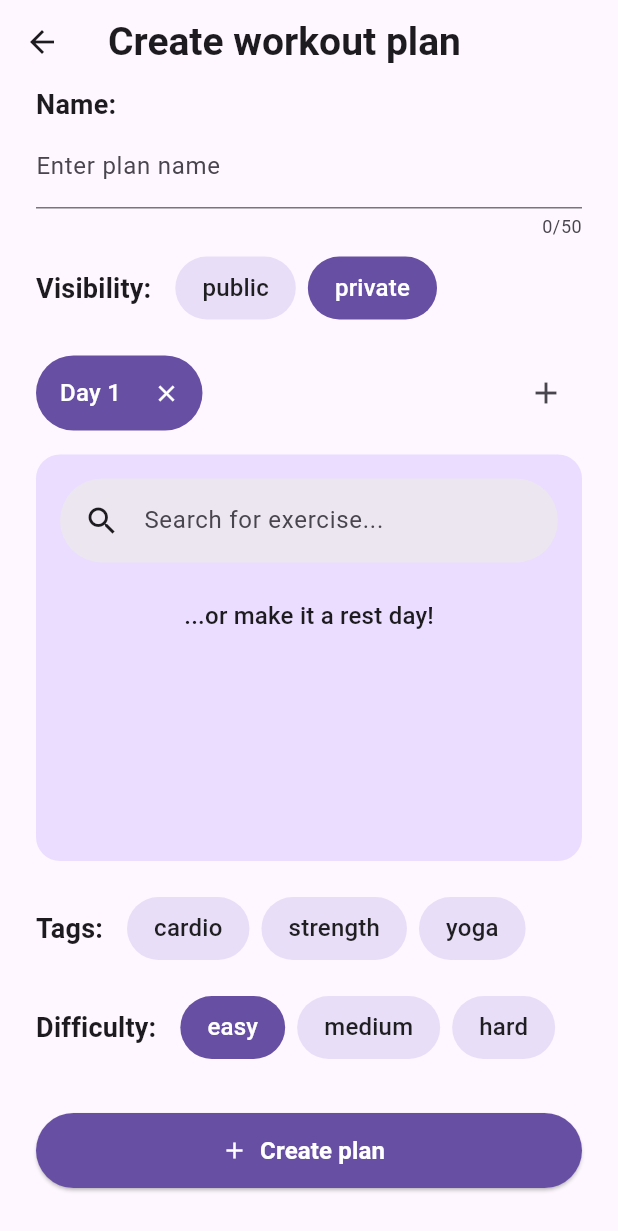
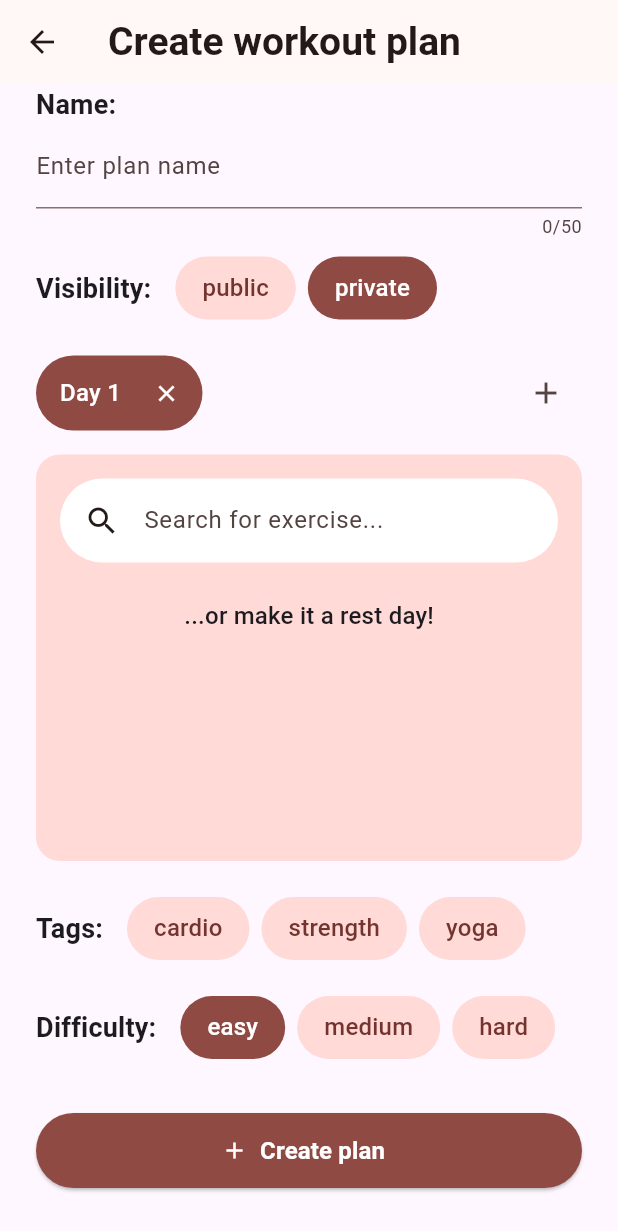
Before and after one commit to kmekarski/gym_partner, a Flutter app: the screen it shows once a user with an empty profile is signed in, after a tap on the "add" icon, on a phone screen of 412 x 824 dp. Shown: the top 1231 px of the screen. Run offline on Flutter 3.47's test engine with Material 3 defaults, Android fonts, the phone set to English and light mode, and no system bars; our stand-ins replace cloud_firestore, firebase_auth, firebase_core, flutter_riverpod; accounts and stored records are empty.

Commit message:
added simple app theme, added sorting plan by recent workout, deleted unnecessary imports

```diff
--- a/lib/main.dart
+++ b/lib/main.dart
@@ -19,7 +19,16 @@ class App extends StatelessWidget {
 
   @override
   Widget build(BuildContext context) {
+    final colorScheme =
+        ColorScheme.fromSeed(seedColor: Color.fromARGB(255, 113, 19, 19));
     return MaterialApp(
+      theme: ThemeData().copyWith(
+        colorScheme: colorScheme,
+        cardTheme: const CardTheme().copyWith(
+          elevation: 0,
+          color: colorScheme.primaryContainer.withOpacity(0.8),
+        ),
+      ),
       home: StreamBuilder(
         stream: FirebaseAuth.instance.authStateChanges(),
         builder: (context, snapshot) {
--- a/lib/models/user.dart
+++ b/lib/models/user.dart
@@ -1,5 +1,4 @@
 import 'package:cloud_firestore/cloud_firestore.dart';
-import 'package:gym_partner/models/plan_day.dart';
 import 'package:gym_partner/models/user_plan_data.dart';
 
 class AppUser {
@@ -17,7 +16,8 @@ class AppUser {
     List<UserPlanData> plansData = plansDataData.map((planData) {
       return UserPlanData(
           planId: planData['plan_id'],
-          currentDayIndex: planData['current_day_index']);
+          currentDayIndex: planData['current_day_index'],
+          isRecent: planData['is_recent']);
     }).toList();
     return AppUser(
       id: doc.id,
--- a/lib/screens/my_plans.dart
+++ b/lib/screens/my_plans.dart
@@ -2,6 +2,7 @@ import 'package:flutter/material.dart';
 import 'package:flutter_riverpod/flutter_riverpod.dart';
 import 'package:gym_partner/models/plan.dart';
 import 'package:gym_partner/providers/user_plans_provider.dart';
+import 'package:gym_partner/providers/user_provider.dart';
 import 'package:gym_partner/screens/new_plan.dart';
 import 'package:gym_partner/screens/plan_details.dart';
 import 'package:gym_partner/widgets/plans_list.dart';
@@ -25,14 +26,21 @@ class _MyPlansScreenState extends ConsumerState<MyPlansScreen> {
   @override
   Widget build(BuildContext context) {
     final plans = ref.watch(userPlansProvider);
+    final plansData = ref.watch(userProvider).plansData;
 
     Widget content() {
       if (plans.isEmpty) {
         return _centerMessage(
             context, 'You haven\'t created any workout plans yet.');
       } else {
+        final recentPlanId =
+            plansData.firstWhere((planData) => planData.isRecent).planId;
+        final recentPlan = plans.firstWhere((plan) => plan.id == recentPlanId);
+        final restOfPlans = plans.where((plan) => plan.id != recentPlanId);
+        final sortedPlans = [recentPlan, ...restOfPlans];
         return PlansList(
-            plans: plans, onSelectPlan: (plan) => _selectPlan(context, plan));
+            plans: sortedPlans,
+            onSelectPlan: (plan) => _selectPlan(context, plan));
       }
     }
 
--- a/lib/screens/new_plan.dart
+++ b/lib/screens/new_plan.dart
@@ -1,8 +1,4 @@
-import 'dart:convert';
-
-import 'package:flutter/cupertino.dart';
 import 'package:flutter/material.dart';
-import 'package:flutter/widgets.dart';
 import 'package:flutter_riverpod/flutter_riverpod.dart';
 import 'package:gym_partner/models/exercise.dart';
 import 'package:gym_partner/models/plan.dart';
@@ -38,11 +34,11 @@ class _NewPlanModalState extends ConsumerState<NewPlanScreen> {
 
   final _daysListScrollController = ScrollController();
 
-  double _daysListElementWidth = 111;
-  double _daysListGapWidth = 8;
-  double _plusDayButtonWidth = 50;
+  final double _daysListElementWidth = 111;
+  final double _daysListGapWidth = 8;
+  final double _plusDayButtonWidth = 50;
 
-  List<PlanTag> _selectedTags = [];
+  final List<PlanTag> _selectedTags = [];
   PlanDifficulty _selectedDifficulty = PlanDifficulty.easy;
   PlanVisibility _selectedVisibility = PlanVisibility.private;
 
@@ -89,13 +85,12 @@ class _NewPlanModalState extends ConsumerState<NewPlanScreen> {
         MediaQuery.of(context).size.width - _plusDayButtonWidth - 24;
     final elementWidth = _daysListElementWidth + _daysListGapWidth;
     final numOfelementsOnScreen = (listWidth / elementWidth).floor();
-    print(numOfelementsOnScreen);
     final needsToScroll = _days.length > numOfelementsOnScreen;
     _daysListScrollController.animateTo(
         needsToScroll
             ? (_days.length - numOfelementsOnScreen - 1) * elementWidth + 24
             : 0,
-        duration: Duration(milliseconds: 300),
+        duration: const Duration(milliseconds: 300),
         curve: Curves.fastOutSlowIn);
   }
 
@@ -172,8 +167,9 @@ class _NewPlanModalState extends ConsumerState<NewPlanScreen> {
     final tagSelectedBackgroundColor = Theme.of(context).colorScheme.primary;
     final tagUnselectedBackgroundColor =
         Theme.of(context).colorScheme.secondaryContainer;
-    final tagSelectedTextColor = Colors.white;
-    final tagUnselectedTextColor = Colors.black87;
+    final tagSelectedTextColor = Theme.of(context).colorScheme.onPrimary;
+    final tagUnselectedTextColor =
+        Theme.of(context).colorScheme.onPrimaryContainer;
     var daysPicker = SizedBox(
       height: 50,
       width: MediaQuery.of(context).size.width,
@@ -219,7 +215,7 @@ class _NewPlanModalState extends ConsumerState<NewPlanScreen> {
     );
     var exercisesPicker = Expanded(
       child: Container(
-        padding: EdgeInsets.all(16),
+        padding: const EdgeInsets.all(16),
         decoration: BoxDecoration(
           color: Theme.of(context).colorScheme.primaryContainer,
           borderRadius: BorderRadius.circular(16),
@@ -342,15 +338,16 @@ class _NewPlanModalState extends ConsumerState<NewPlanScreen> {
       child: ElevatedButton.icon(
         style: ElevatedButton.styleFrom(
             backgroundColor: Theme.of(context).colorScheme.primary,
-            foregroundColor: Colors.white),
+            foregroundColor: Theme.of(context).colorScheme.onPrimary),
         onPressed: _submitPlanData,
         icon: _isSending ? const Icon(null) : const Icon(Icons.add),
         label: _isSending
-            ? const SizedBox(
+            ? SizedBox(
                 height: 16,
                 width: 16,
                 child: CircularProgressIndicator(
-                  color: Colors.white,
+                  strokeWidth: 3,
+                  color: Theme.of(context).colorScheme.onPrimary,
                 ),
               )
             : const Text(
--- a/lib/services/plans_service.dart
+++ b/lib/services/plans_service.dart
@@ -1,10 +1,7 @@
 import 'package:cloud_firestore/cloud_firestore.dart';
 import 'package:firebase_auth/firebase_auth.dart';
 import 'package:gym_partner/models/plan.dart';
-import 'package:gym_partner/models/plan_day.dart';
 import 'package:gym_partner/models/user.dart';
-import 'package:gym_partner/models/user_plan_data.dart';
-import 'package:gym_partner/services/users_service.dart';
 
 class PlansService {
   DocumentReference<Map<String, dynamic>> userDocRef(String userId) {
--- a/lib/widgets/exercise_searchbar.dart
+++ b/lib/widgets/exercise_searchbar.dart
@@ -13,13 +13,13 @@ class ExerciseSearchbar extends StatefulWidget {
 }
 
 class _ExerciseSearchbarState extends State<ExerciseSearchbar> {
-  final _searchController = SearchController();
-
   @override
   Widget build(BuildContext context) {
     return SearchAnchor(
       builder: (context, controller) {
         return SearchBar(
+          backgroundColor: MaterialStateProperty.all(
+              Theme.of(context).colorScheme.onPrimary),
           elevation: MaterialStateProperty.all(0),
           controller: controller,
           leading: const Padding(
--- a/lib/widgets/form_clickable_badge.dart
+++ b/lib/widgets/form_clickable_badge.dart
@@ -80,7 +80,6 @@ class _FormBadgeState extends State<FormBadge> {
                       color: widget.isSelected
                           ? widget.selectedTextColor
                           : widget.unselectedTextColor,
-                      fontSize: 16,
                     ),
               ),
               if (widget.hasX) const Spacer(),
@@ -100,6 +99,5 @@ class _FormBadgeState extends State<FormBadge> {
         ),
       ),
     );
-    ;
   }
 }
--- a/lib/widgets/new_plan_exercise_card.dart
+++ b/lib/widgets/new_plan_exercise_card.dart
@@ -1,8 +1,5 @@
 import 'package:flutter/material.dart';
-import 'package:flutter/widgets.dart';
-import 'package:gym_partner/models/exercise.dart';
 import 'package:gym_partner/models/plan_exercise.dart';
-import 'package:numberpicker/numberpicker.dart';
 
 class NewPlanExerciseCard extends StatefulWidget {
   const NewPlanExerciseCard(
@@ -32,6 +29,7 @@ class _NewPlanExerciseCardState extends State<NewPlanExerciseCard> {
         .map((bodyPart) => bodyPart.toString().split('.').last)
         .join(', ');
     return Card(
+      color: Theme.of(context).colorScheme.onPrimary,
       margin: const EdgeInsets.only(bottom: 12),
       child: Container(
         padding: const EdgeInsets.only(top: 4, right: 4, bottom: 16, left: 4),
--- a/lib/widgets/plans_list.dart
+++ b/lib/widgets/plans_list.dart
@@ -1,7 +1,6 @@
 import 'package:flutter/material.dart';
 import 'package:flutter_riverpod/flutter_riverpod.dart';
 import 'package:gym_partner/models/plan.dart';
-import 'package:gym_partner/models/user_plan_data.dart';
 import 'package:gym_partner/providers/user_provider.dart';
 import 'package:gym_partner/widgets/plan_card.dart';
 
```
Also changed, not shown: lib/models/user_plan_data.dart (+6 -1 lines), lib/providers/user_provider.dart (+11 -0 lines), lib/screens/plan_details.dart (+40 -8 lines), lib/services/users_service.dart (+25 -2 lines), lib/widgets/plan_badge.dart (deleted, +0 -28 lines), lib/widgets/plan_card.dart (+38 -16 lines), 1 other file.
